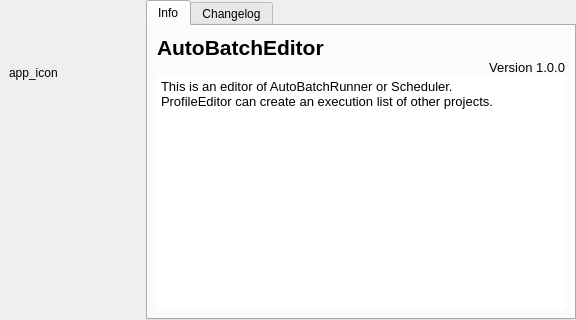
karakirimu/AutoBatchTools, file src/ProfileEditor/aboutabe.ui: the form before one commit.
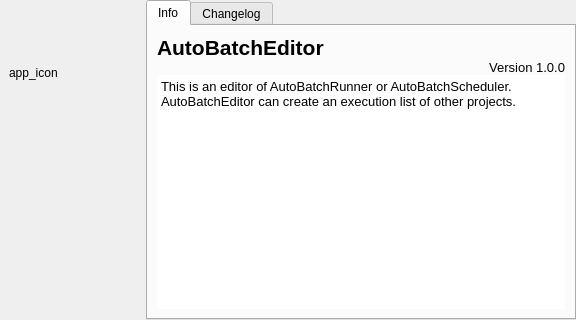
The form after the commit.

The edit to the form file:
```diff
--- a/src/ProfileEditor/aboutabe.ui
+++ b/src/ProfileEditor/aboutabe.ui
@@ -168,8 +168,8 @@
 &lt;html&gt;&lt;head&gt;&lt;meta name=&quot;qrichtext&quot; content=&quot;1&quot; /&gt;&lt;style type=&quot;text/css&quot;&gt;
 p, li { white-space: pre-wrap; }
 &lt;/style&gt;&lt;/head&gt;&lt;body style=&quot; font-family:'Arial'; font-size:10pt; font-weight:400; font-style:normal;&quot;&gt;
-&lt;p style=&quot; margin-top:0px; margin-bottom:0px; margin-left:0px; margin-right:0px; -qt-block-indent:0; text-indent:0px;&quot;&gt;This is an editor of AutoBatchRunner or Scheduler. &lt;/p&gt;
-&lt;p style=&quot; margin-top:0px; margin-bottom:0px; margin-left:0px; margin-right:0px; -qt-block-indent:0; text-indent:0px;&quot;&gt;ProfileEditor can create an execution list of other projects.&lt;/p&gt;&lt;/body&gt;&lt;/html&gt;</string>
+&lt;p style=&quot; margin-top:0px; margin-bottom:0px; margin-left:0px; margin-right:0px; -qt-block-indent:0; text-indent:0px;&quot;&gt;This is an editor of AutoBatchRunner or AutoBatchScheduler. &lt;/p&gt;
+&lt;p style=&quot; margin-top:0px; margin-bottom:0px; margin-left:0px; margin-right:0px; -qt-block-indent:0; text-indent:0px;&quot;&gt;AutoBatchEditor can create an execution list of other projects.&lt;/p&gt;&lt;/body&gt;&lt;/html&gt;</string>
             </property>
            </widget>
           </item>
```
